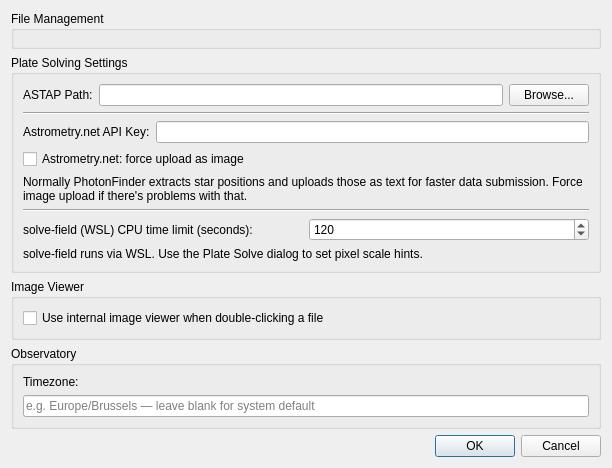
Old version of the form photonfinder/ui/SettingsDialog.ui in the repository bcolyn/PhotonFinder.
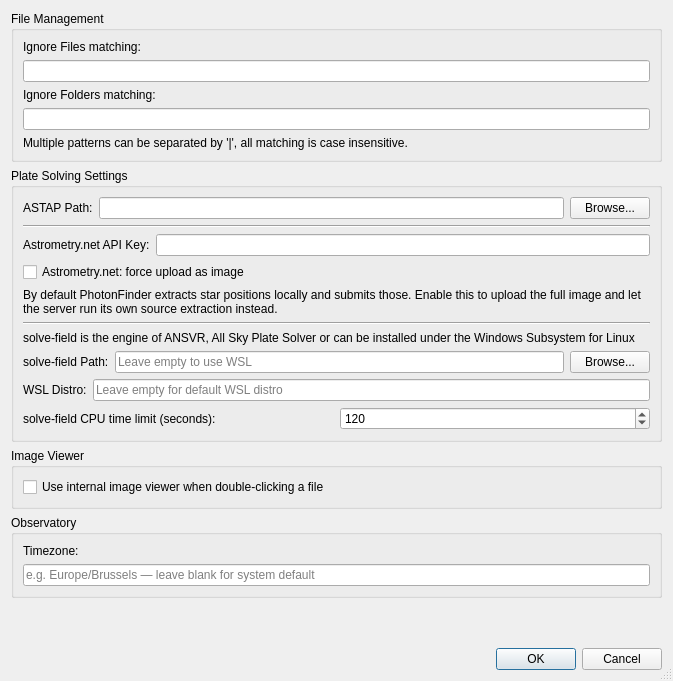
New version of the form.

Commit message: Plate solver work: support cygwin solve-field (ANSVR, All Sky Plate Solver)

```diff
--- a/photonfinder/ui/SettingsDialog.ui
+++ b/photonfinder/ui/SettingsDialog.ui
@@ -6,13 +6,22 @@
    <rect>
     <x>0</x>
     <y>0</y>
-    <width>612</width>
-    <height>468</height>
+    <width>673</width>
+    <height>681</height>
    </rect>
   </property>
+  <property name="minimumSize">
+   <size>
+    <width>500</width>
+    <height>0</height>
+   </size>
+  </property>
   <property name="windowTitle">
    <string>Settings</string>
   </property>
+  <property name="sizeGripEnabled">
+   <bool>true</bool>
+  </property>
   <layout class="QVBoxLayout" name="verticalLayout_2">
    <item>
     <widget class="QGroupBox" name="groupBox">
@@ -127,7 +136,7 @@
         <item>
          <widget class="QLabel" name="label_6">
           <property name="text">
-           <string>Normally PhotonFinder extracts star positions and uploads those as text for faster data submission. Force image upload if there's problems with that.</string>
+           <string>By default PhotonFinder extracts star positions locally and submits those. Enable this to upload the full image and let the server run its own source extraction instead.</string>
           </property>
           <property name="wordWrap">
            <bool>true</bool>
@@ -143,12 +152,71 @@
         </property>
        </widget>
       </item>
+      <item>
+       <widget class="QLabel" name="wsl_hint_label">
+        <property name="text">
+         <string>solve-field is the engine of ANSVR, All Sky Plate Solver or can be installed under the Windows Subsystem for Linux</string>
+        </property>
+        <property name="wordWrap">
+         <bool>true</bool>
+        </property>
+       </widget>
+      </item>
+      <item>
+       <layout class="QHBoxLayout" name="solve_field_path_layout">
+        <item>
+         <widget class="QLabel" name="solve_field_path_label">
+          <property name="text">
+           <string>solve-field Path:</string>
+          </property>
+         </widget>
+        </item>
+        <item>
+         <widget class="QLineEdit" name="solve_field_path_edit">
+          <property name="toolTip">
+           <string>Path to solve-field executable (Cygwin). Leave empty to use WSL.</string>
+          </property>
+          <property name="placeholderText">
+           <string>Leave empty to use WSL</string>
+          </property>
+         </widget>
+        </item>
+        <item>
+         <widget class="QPushButton" name="solve_field_browse_button">
+          <property name="text">
+           <string>Browse...</string>
+          </property>
+         </widget>
+        </item>
+       </layout>
+      </item>
+      <item>
+       <layout class="QHBoxLayout" name="wsl_distro_layout">
+        <item>
+         <widget class="QLabel" name="wsl_distro_label">
+          <property name="text">
+           <string>WSL Distro:</string>
+          </property>
+         </widget>
+        </item>
+        <item>
+         <widget class="QLineEdit" name="wsl_distro_edit">
+          <property name="toolTip">
+           <string>WSL distribution name to use for solve-field. Leave empty to use the default WSL distro.</string>
+          </property>
+          <property name="placeholderText">
+           <string>Leave empty for default WSL distro</string>
+          </property>
+         </widget>
+        </item>
+       </layout>
+      </item>
       <item>
        <layout class="QHBoxLayout" name="wsl_timeout_layout">
         <item>
          <widget class="QLabel" name="wsl_timeout_label">
           <property name="text">
-           <string>solve-field (WSL) CPU time limit (seconds):</string>
+           <string>solve-field CPU time limit (seconds):</string>
           </property>
          </widget>
         </item>
@@ -170,16 +238,6 @@
         </item>
        </layout>
       </item>
-      <item>
-       <widget class="QLabel" name="wsl_hint_label">
-        <property name="text">
-         <string>solve-field runs via WSL. Use the Plate Solve dialog to set pixel scale hints.</string>
-        </property>
-        <property name="wordWrap">
-         <bool>true</bool>
-        </property>
-       </widget>
-      </item>
      </layout>
     </widget>
    </item>
```
The commit also changes 6 other files.
